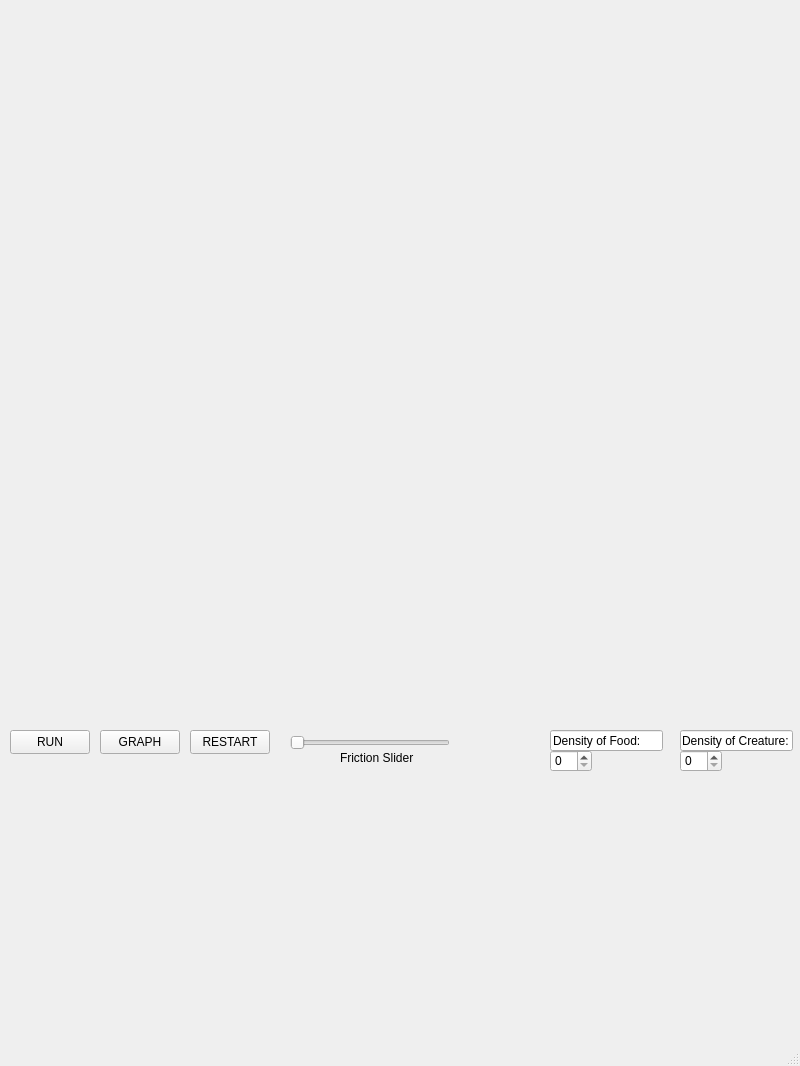
This is UI/src/mainwindow.ui in EvolutionSimulator/EvolutionSimulator as Qt 5 draws it before an edit. The edited form follows.
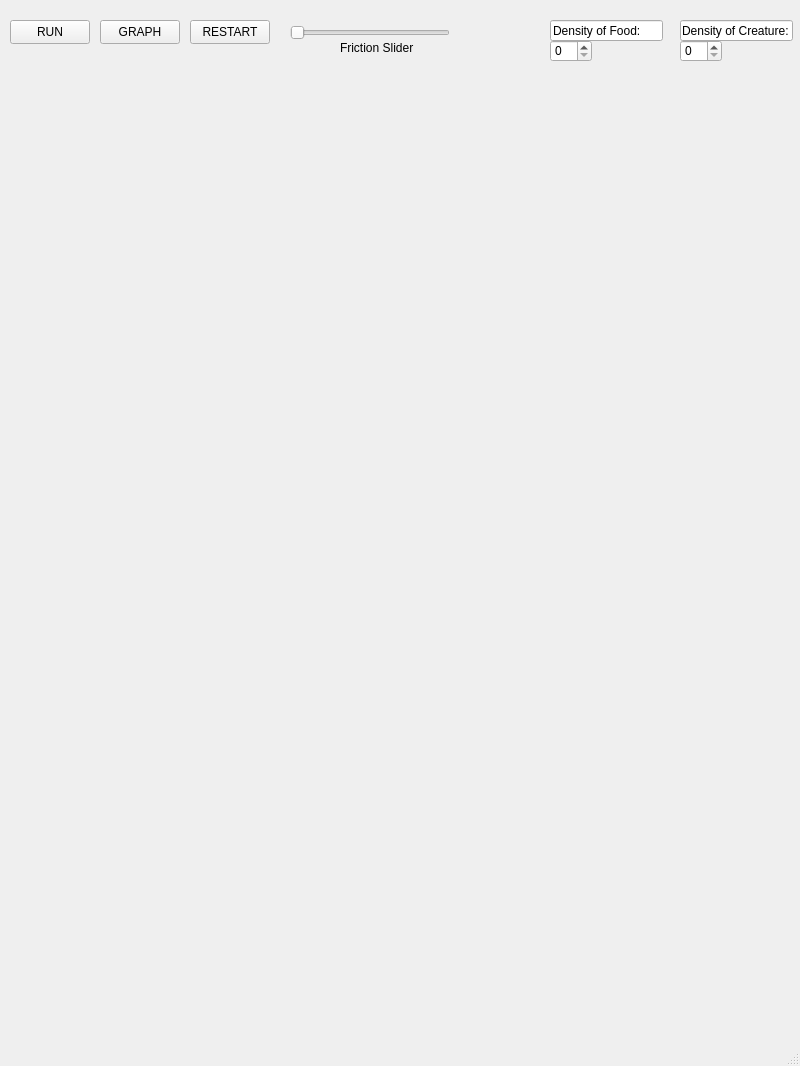
This is the edited form. Custom widgets are drawn as their Qt base class.

Commit message: Buttons go up like money with us

```diff
--- a/UI/src/mainwindow.ui
+++ b/UI/src/mainwindow.ui
@@ -18,7 +18,7 @@
     <property name="geometry">
      <rect>
       <x>10</x>
-      <y>20</y>
+      <y>70</y>
       <width>781</width>
       <height>331</height>
      </rect>
@@ -28,7 +28,7 @@
     <property name="geometry">
      <rect>
       <x>10</x>
-      <y>730</y>
+      <y>20</y>
       <width>80</width>
       <height>24</height>
      </rect>
@@ -41,7 +41,7 @@
     <property name="geometry">
      <rect>
       <x>550</x>
-      <y>750</y>
+      <y>40</y>
       <width>42</width>
       <height>22</height>
      </rect>
@@ -51,7 +51,7 @@
     <property name="geometry">
      <rect>
       <x>190</x>
-      <y>730</y>
+      <y>20</y>
       <width>80</width>
       <height>24</height>
      </rect>
@@ -64,7 +64,7 @@
     <property name="geometry">
      <rect>
       <x>550</x>
-      <y>730</y>
+      <y>20</y>
       <width>113</width>
       <height>21</height>
      </rect>
@@ -77,7 +77,7 @@
     <property name="geometry">
      <rect>
       <x>100</x>
-      <y>730</y>
+      <y>20</y>
       <width>80</width>
       <height>24</height>
      </rect>
@@ -90,7 +90,7 @@
     <property name="geometry">
      <rect>
       <x>680</x>
-      <y>750</y>
+      <y>40</y>
       <width>42</width>
       <height>22</height>
      </rect>
@@ -100,7 +100,7 @@
     <property name="geometry">
      <rect>
       <x>680</x>
-      <y>730</y>
+      <y>20</y>
       <width>113</width>
       <height>21</height>
      </rect>
@@ -113,7 +113,7 @@
     <property name="geometry">
      <rect>
       <x>290</x>
-      <y>730</y>
+      <y>20</y>
       <width>160</width>
       <height>25</height>
      </rect>
@@ -132,7 +132,7 @@
     <property name="geometry">
      <rect>
       <x>340</x>
-      <y>750</y>
+      <y>40</y>
       <width>91</width>
       <height>16</height>
      </rect>
@@ -145,7 +145,7 @@
     <property name="geometry">
      <rect>
       <x>470</x>
-      <y>740</y>
+      <y>30</y>
       <width>58</width>
       <height>16</height>
      </rect>
```
